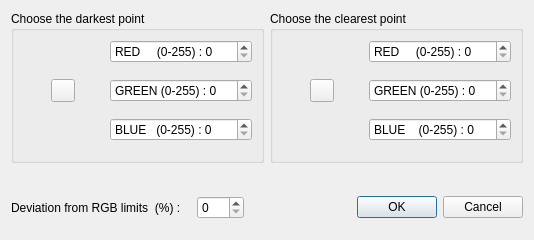
Old version of the form RgbDialog.ui in the repository ckeleshi/ptrans.
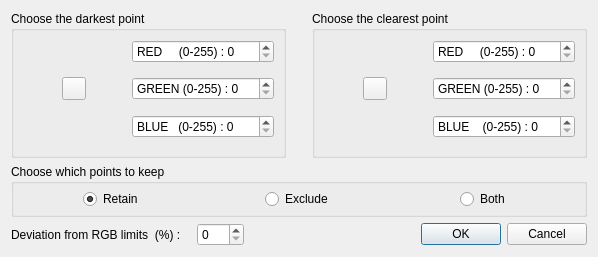
New version of the form. Icons and pictures are not drawn.

Commit message: dev retain/excude

```diff
--- a/RgbDialog.ui
+++ b/RgbDialog.ui
@@ -6,8 +6,8 @@
    <rect>
     <x>0</x>
     <y>0</y>
-    <width>534</width>
-    <height>240</height>
+    <width>598</width>
+    <height>257</height>
    </rect>
   </property>
   <property name="sizePolicy">
@@ -27,7 +27,7 @@
        <item>
         <widget class="QGroupBox" name="centerGroupBox">
          <property name="title">
-          <string>Choose the darkest point</string>
+          <string>Choose the darkest point </string>
          </property>
          <property name="flat">
           <bool>true</bool>
@@ -188,7 +188,7 @@
        <item>
         <widget class="QGroupBox" name="centerGroupBox_2">
          <property name="title">
-          <string>Choose the clearest point</string>
+          <string>Choose the clearest point </string>
          </property>
          <property name="flat">
           <bool>true</bool>
@@ -335,23 +335,47 @@
        </item>
       </layout>
      </item>
-    </layout>
-   </item>
    <item>
-    <spacer name="verticalSpacer_2">
-     <property name="orientation">
-      <enum>Qt::Vertical</enum>
-     </property>
-     <property name="sizeType">
-      <enum>QSizePolicy::Expanding</enum>
-     </property>
-     <property name="sizeHint" stdset="0">
-      <size>
-       <width>20</width>
-       <height>10</height>
-      </size>
-     </property>
-    </spacer>
+      <widget class="QGroupBox" name="horizontalGroupBox">
+       <property name="title">
+        <string>Choose which points to keep </string>
+       </property>
+       <layout class="QHBoxLayout" name="horizontalLayout_2">
+        <property name="spacing">
+         <number>6</number>
+        </property>
+        <property name="topMargin">
+         <number>5</number>
+        </property>
+        <property name="bottomMargin">
+         <number>5</number>
+        </property>
+        <item alignment="Qt::AlignHCenter">
+         <widget class="QRadioButton" name="retain">
+          <property name="text">
+           <string>Retain</string>
+          </property>
+          <property name="checked">
+           <bool>true</bool>
+          </property>
+         </widget>
+        </item>
+        <item alignment="Qt::AlignHCenter">
+         <widget class="QRadioButton" name="exclude">
+          <property name="text">
+           <string>Exclude</string>
+          </property>
+         </widget>
+        </item>
+        <item alignment="Qt::AlignHCenter">
+         <widget class="QRadioButton" name="both">
+          <property name="text">
+           <string>Both</string>
+          </property>
+         </widget>
+        </item>
+       </layout>
+      </widget>
    </item>
    <item>
     <layout class="QHBoxLayout" name="horizontalLayout_bottom">
@@ -410,21 +434,7 @@
      </item>
     </layout>
    </item>
-   <item>
-    <spacer name="verticalSpacer">
-     <property name="orientation">
-      <enum>Qt::Vertical</enum>
-     </property>
-     <property name="sizeType">
-      <enum>QSizePolicy::Fixed</enum>
-     </property>
-     <property name="sizeHint" stdset="0">
-      <size>
-       <width>20</width>
-       <height>10</height>
-      </size>
-     </property>
-    </spacer>
+    </layout>
    </item>
   </layout>
  </widget>
```
Lines whose indentation alone changed are shown as unchanged. The commit also changes 2 other files.
